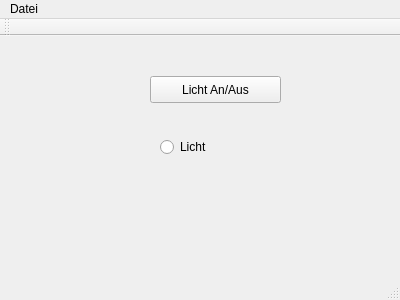
Before: the Qt Designer form mainwindow.ui in darkmattercoder/plcanalyzer, drawn with Qt 5.
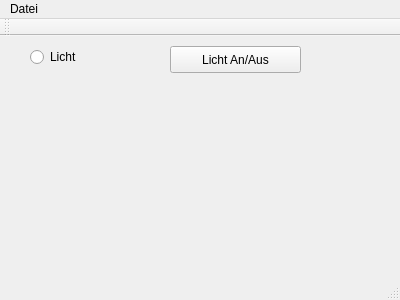
After: the same form once the commit is applied.

```diff
--- a/mainwindow.ui
+++ b/mainwindow.ui
@@ -17,8 +17,8 @@
    <widget class="QPushButton" name="pushButton">
     <property name="geometry">
      <rect>
-      <x>150</x>
-      <y>40</y>
+      <x>170</x>
+      <y>10</y>
       <width>131</width>
       <height>27</height>
      </rect>
@@ -30,8 +30,8 @@
    <widget class="QRadioButton" name="radioButton">
     <property name="geometry">
      <rect>
-      <x>160</x>
-      <y>100</y>
+      <x>30</x>
+      <y>10</y>
       <width>116</width>
       <height>22</height>
      </rect>
```
